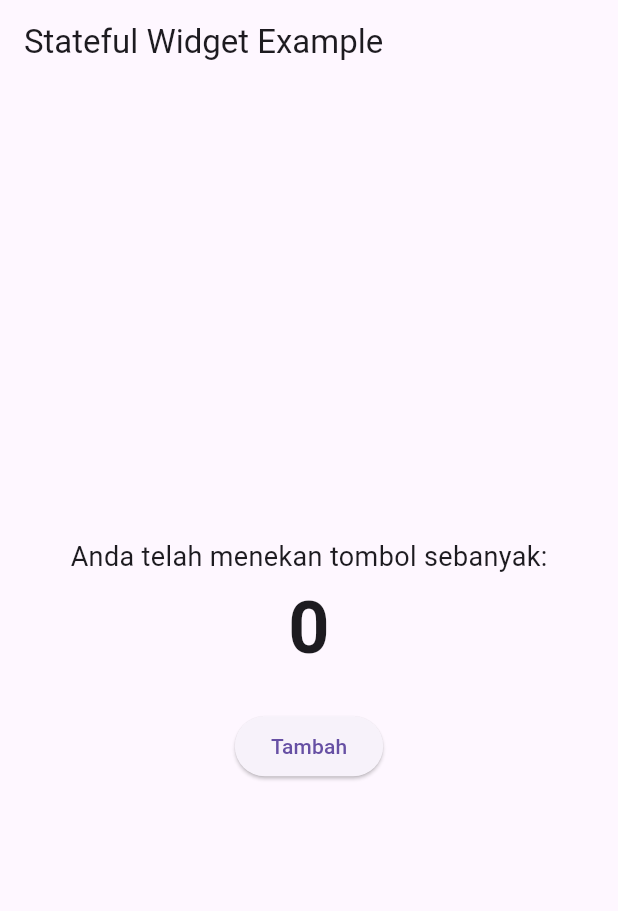
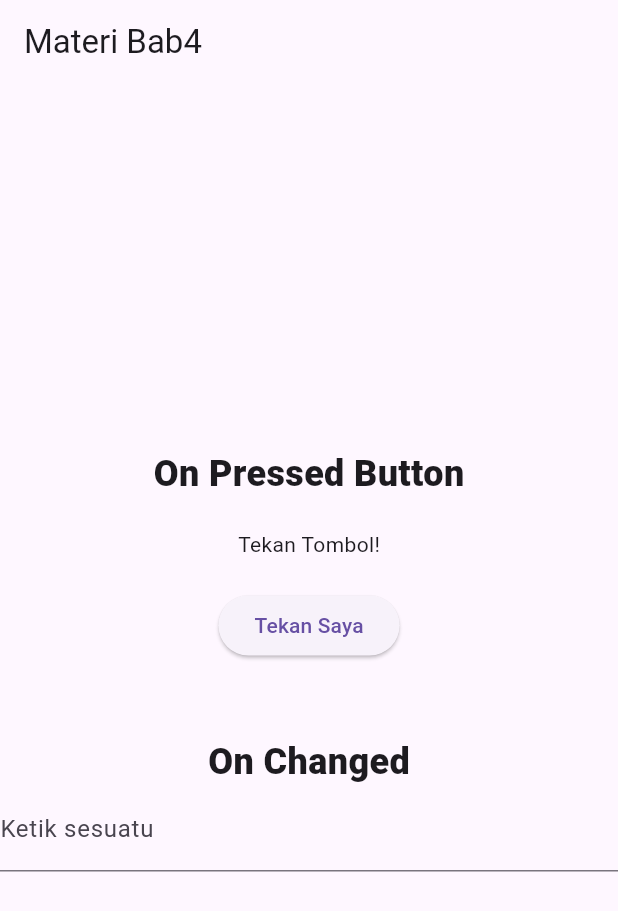
Before and after one commit to Assarriy/belajarFlutter, a Flutter app: the screen it shows after launch, on a phone screen of 412 x 824 dp. Shown: the top 911 px of the screen. Run offline on Flutter 3.47's test engine with Material 3 defaults, Android fonts, the phone set to English and light mode, and no system bars.

Commit message:
materi bab 4, management state sederhana

```diff
--- a/lib/main.dart
+++ b/lib/main.dart
@@ -1,55 +1,24 @@
 import 'package:flutter/material.dart';
+// Import file lainnya
+import 'pages/bab3/stateful.dart';
+import 'pages/bab4/materi.dart';
 
-// Contoh StatefulWidget sederhana
-class CounterApp extends StatefulWidget {
-  const CounterApp({super.key});
-  @override
-  State<CounterApp> createState() => _CounterAppState(); //
+void main() {
+  runApp(const MyApp());
 }
 
-class _CounterAppState extends State<CounterApp> {
-  int _counter = 0; // State yang dapat berubah
-  void _incrementCounter() {
-    setState(() {
-      // Metode setState() memberitahu Flutter untuk
-      _counter++;
-    });
-  }
+class MyApp extends StatelessWidget {
+  const MyApp({super.key});
 
   @override
   Widget build(BuildContext context) {
     return MaterialApp(
-      home: Scaffold(
-        appBar: AppBar(
-          title: const Text('Stateful Widget Example'),
-        ),
-        body: Center(
-          child: Column(
-            mainAxisAlignment: MainAxisAlignment.center,
-            children: [
-              const Text(
-                'Anda telah menekan tombol sebanyak:',
-                style: TextStyle(fontSize: 18),
-              ),
-              Text(
-                '$_counter', // Menampilkan state _counter
-                style:
-                    const TextStyle(fontSize: 48, fontWeight: FontWeight.bold),
-              ),
-              const SizedBox(height: 20), // Memberi jarak
-              ElevatedButton(
-                onPressed: _incrementCounter, // Memanggil fungsi
-
-                child: const Text('Tambah'),
-              ),
-            ],
-          ),
-        ),
-      ),
+      debugShowCheckedModeBanner: false,
+      initialRoute: 'bab4',
+      routes: {
+        'bab3': (context) => Stateful(),
+        'bab4': (context) => Button(),
+      },
     );
   }
 }
-
-void main() {
-  runApp(const CounterApp());
-}
--- /dev/null
+++ b/lib/pages/bab3/stateful.dart
@@ -0,0 +1,50 @@
+import 'package:flutter/material.dart';
+
+class Stateful extends StatefulWidget {
+  const Stateful({super.key});
+
+  @override
+  State<Stateful> createState() => _StatefulState();
+}
+
+class _StatefulState extends State<Stateful> {
+  int _kali = 0;
+
+  void _tambah() {
+    setState(() {
+      _kali++;
+    });
+  }
+
+  @override
+  Widget build(BuildContext context) {
+    return MaterialApp(
+      debugShowCheckedModeBanner: false,
+      home: Scaffold(
+        appBar: AppBar(
+          title: const Text('Stateful Halal'),
+        ),
+        body: Center(
+          child: Column(
+            mainAxisAlignment: MainAxisAlignment.center,
+            children: [
+              Text(
+                'Adalah telah berdzikir sebanyak',
+                style: TextStyle(fontSize: 20),
+              ),
+              SizedBox(height: 10,),
+              Text('$_kali',
+              style: TextStyle(fontSize: 64, fontWeight: FontWeight.w400),),
+              SizedBox(height: 10,),
+              ElevatedButton(onPressed: _tambah, child: Text('Tambah'))
+            ],
+          ),
+        ),
+      ),
+    );
+  }
+}
+
+void main() {
+  runApp(Stateful());
+}
--- /dev/null
+++ b/lib/pages/bab4/materi.dart
@@ -0,0 +1,61 @@
+import 'package:flutter/material.dart';
+
+class Button extends StatefulWidget {
+  const Button({super.key});
+
+  @override
+  State<Button> createState() => _ButtonState();
+}
+
+class _ButtonState extends State<Button> {
+  String _message = "Tekan Tombol!";
+
+  void _updateMessage() {
+    setState(() {
+      _message = "Aku telah Ditekan :>";
+    });
+  }
+
+  @override
+  Widget build(BuildContext context) {
+    return Scaffold(
+      appBar: AppBar(
+        title: Text("Materi Bab4"),
+      ),
+      body: Center(
+        child: Column(
+          mainAxisAlignment: MainAxisAlignment.center,
+          children: [
+            Text(
+              "On Pressed Button",
+              style: TextStyle(fontSize: 24, fontWeight: FontWeight.w800),
+            ),
+            SizedBox(height: 20),
+            Text(_message),
+            SizedBox(height: 20),
+            ElevatedButton(
+                onPressed: _updateMessage, child: Text('Tekan Saya')),
+
+            // onChanged
+            SizedBox(height: 50),
+            Text('On Changed', style: TextStyle(fontSize: 24, fontWeight: FontWeight.w800),),
+            TextField(
+              onChanged: (text) {
+                print('Ketik sesuatu: $text');
+              },
+              decoration: const InputDecoration(
+                labelText: 'Ketik sesuatu',
+              ),
+            )
+          ],
+        ),
+      ),
+    );
+  }
+}
+
+void main() {
+  runApp(MaterialApp(
+    home: Button(),
+  ));
+}
```
Also changed, not shown: lib/pages/bab4/kalkulator.dart (added, +64 -0 lines).
